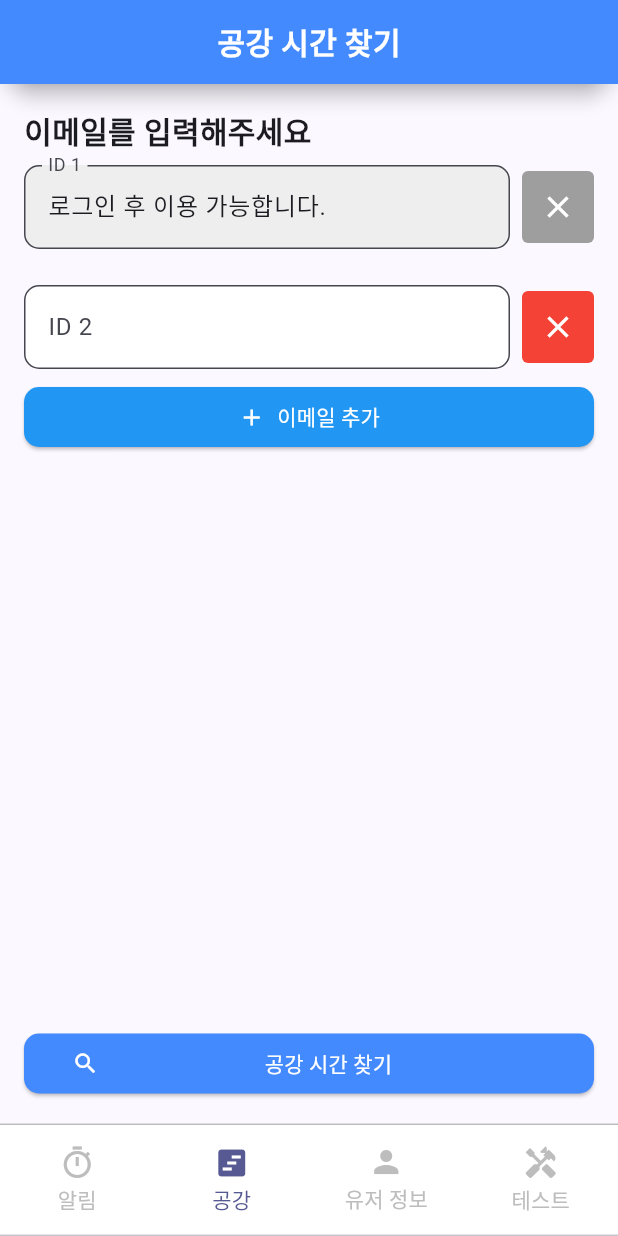
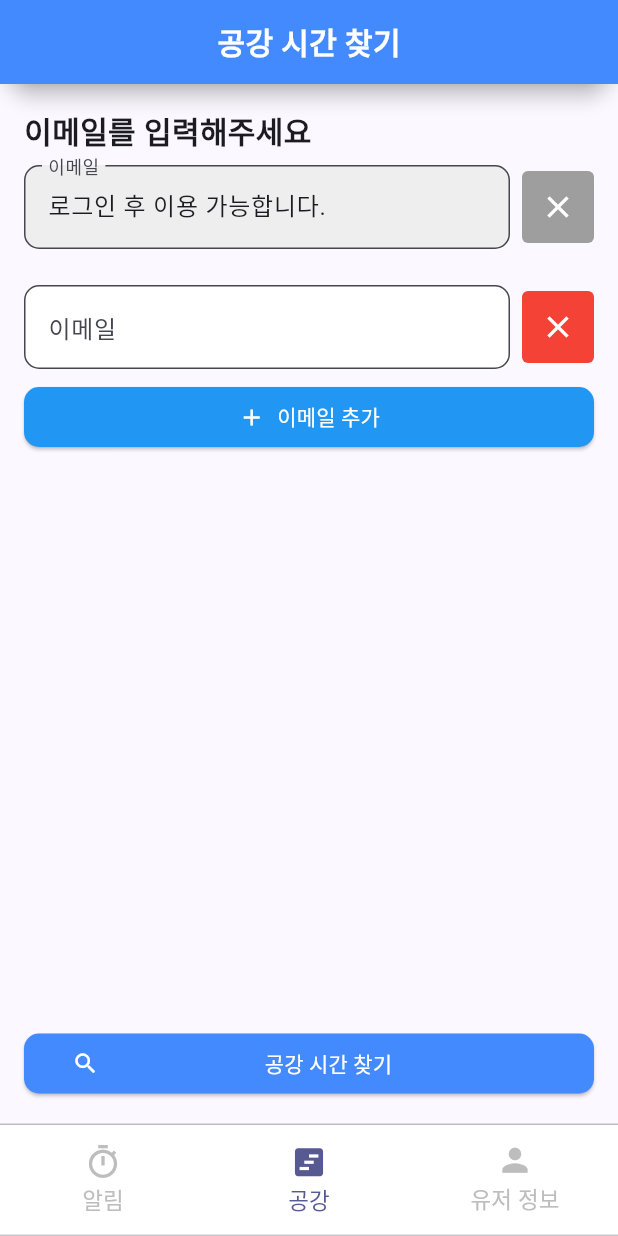
Before and after one commit to bandall/Attendance-Alarm-Flutter, a Flutter app: the screen it shows after launch, item 2 of the bottom bar chosen, on a phone screen of 412 x 824 dp. Run offline on Flutter 3.47's test engine with Material 3 defaults, Android fonts, the light colour scheme and no system bars; our stand-ins replace flutter_dotenv, flutter_secure_storage, flutter_speed_dial, jwt_decoder, permission_handler, sqflite; missing offline and left inert: alarm, external_app_launcher, timetable_view; accounts and stored records are empty; statements that could not run were skipped.

```diff
--- a/lib/screen/tab_page/tab_page.dart
+++ b/lib/screen/tab_page/tab_page.dart
@@ -16,11 +16,17 @@ class TabPage extends StatefulWidget {
 }
 
 class _TabPageState extends State<TabPage> with SingleTickerProviderStateMixin {
-  final List<Tab> _tabs = const [
-    Tab(icon: Icon(Icons.timer_sharp), text: '알림'),
-    Tab(icon: Icon(Icons.view_timeline), text: '공강'),
-    Tab(icon: Icon(Icons.person), text: '유저 정보'),
-    Tab(icon: Icon(Icons.handyman), text: '테스트'),
+  final List<Tab> _tabs = [
+    const Tab(
+        icon: Icon(Icons.timer_sharp, size: 25),
+        child: Text('알림', style: TextStyle(fontSize: 15))),
+    const Tab(
+        icon: Icon(Icons.view_timeline, size: 25),
+        child: Text('공강', style: TextStyle(fontSize: 15))),
+    const Tab(
+        icon: Icon(Icons.person, size: 25),
+        child: Text('유저 정보', style: TextStyle(fontSize: 15))),
+    // Tab(icon: Icon(Icons.handyman, size: 30), child: Text('테스트', style: TextStyle(fontSize: 18))),
   ];
 
   late TabController _tabController;
@@ -51,7 +57,7 @@ class _TabPageState extends State<TabPage> with SingleTickerProviderStateMixin {
           userProvider.username != null
               ? const UserInfoPage()
               : const LoginPage(),
-          const MainServicePage(),
+          // const MainServicePage(),
         ],
       ),
       bottomNavigationBar: Container(
--- a/lib/screen/tab_page/timetable_join_page.dart
+++ b/lib/screen/tab_page/timetable_join_page.dart
@@ -121,7 +121,7 @@ class _TimeTableJoinPageState extends State<TimeTableJoinPage> {
                               controller: _emailControllers[index],
                               focusNode: _emailFocusNodes[index],
                               decoration: InputDecoration(
-                                labelText: 'ID ${index + 1}',
+                                labelText: '이메일',
                                 border: OutlineInputBorder(
                                   borderRadius: BorderRadius.circular(10.0),
                                 ),
```
Also changed, not shown: 22 other files.
